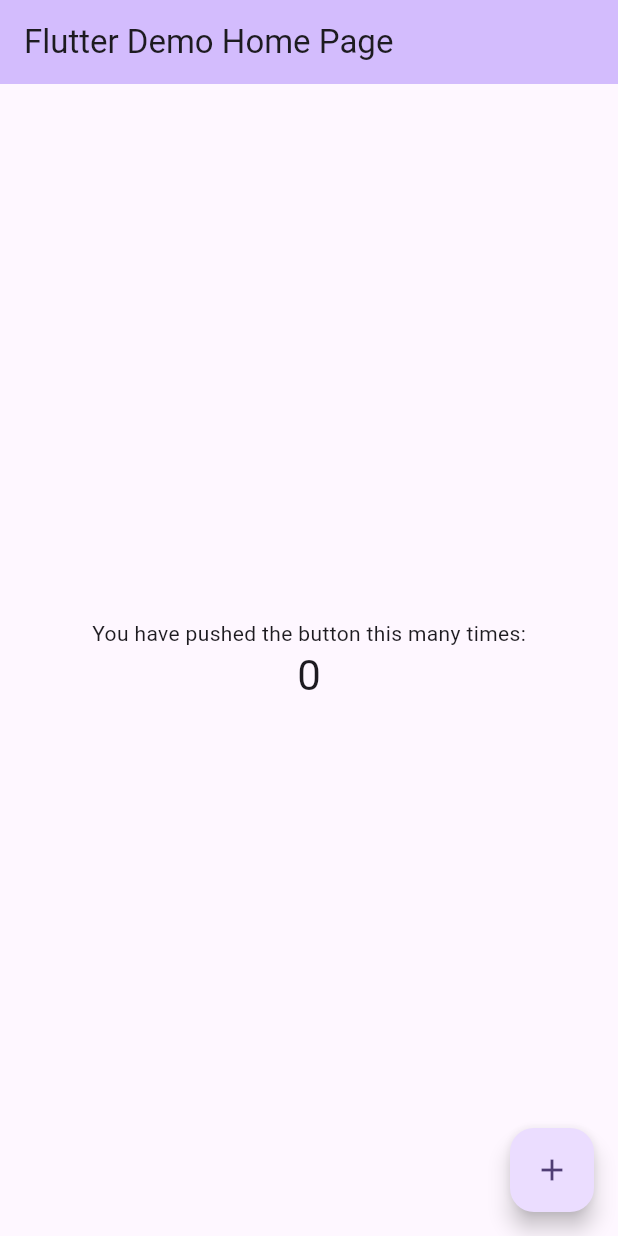
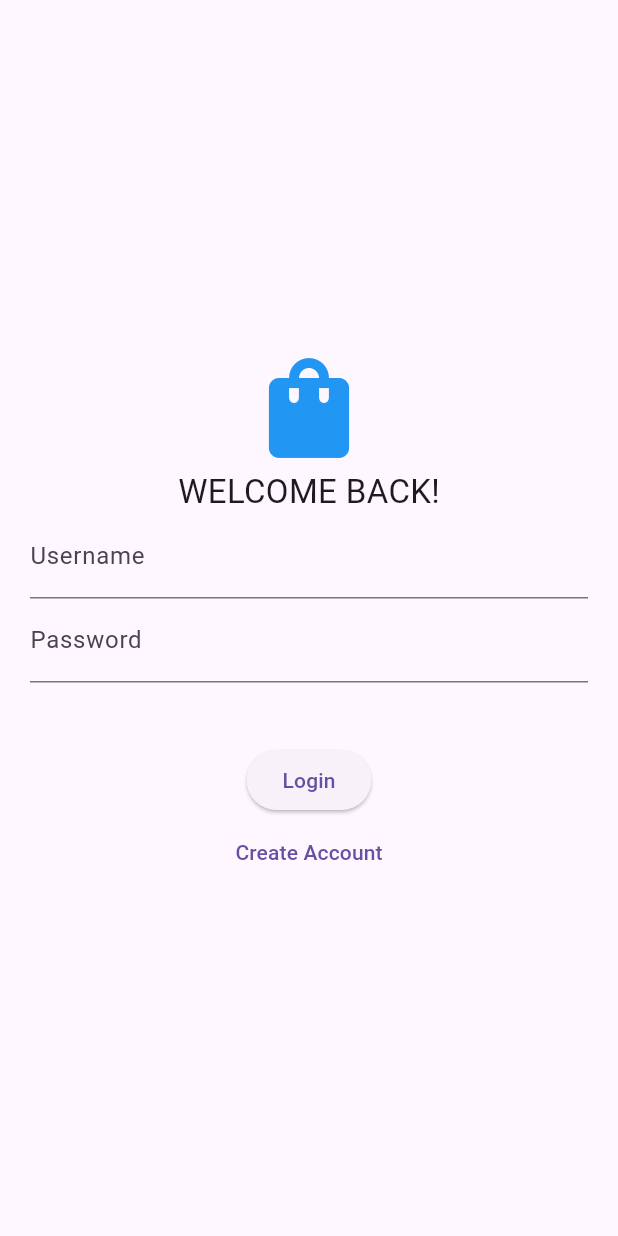
Before and after one commit to thhlssmoshithls-cmd/flutter_order, a Flutter app: the screen it shows after launch, on a phone screen of 412 x 824 dp. Run offline on Flutter 3.47's test engine with Material 3 defaults, Android fonts, the light colour scheme and no system bars.

Commit message:
Update folder lib

```diff
--- /dev/null
+++ b/lib/login_page.dart
@@ -0,0 +1,62 @@
+import 'package:flutter/material.dart';
+import 'main.dart';
+
+class LoginPage extends StatefulWidget {
+  const LoginPage({super.key});
+
+  @override
+  State<LoginPage> createState() => _LoginPageState();
+}
+
+class _LoginPageState extends State<LoginPage> {
+  final TextEditingController usernameCtrl = TextEditingController();
+  final TextEditingController passwordCtrl = TextEditingController();
+  String errorMsg = "";
+
+  void login() {
+    String uname = usernameCtrl.text;
+    String pass = passwordCtrl.text;
+
+    var user = users.firstWhere(
+      (u) => u.username == uname && u.password == pass,
+      orElse: () => User("", "", "", ""),
+    );
+
+    if (user.username.isNotEmpty) {
+      setState(() {
+        loggedInUser = uname;
+      });
+      Navigator.pushReplacementNamed(context, '/menu');
+    } else {
+      setState(() {
+        errorMsg = "Username atau password salah!";
+      });
+    }
+  }
+
+  @override
+  Widget build(BuildContext context) {
+    return Scaffold(
+      body: Padding(
+        padding: const EdgeInsets.all(20),
+        child: Column(
+          mainAxisAlignment: MainAxisAlignment.center,
+          children: [
+            const Icon(Icons.shopping_bag, size: 80, color: Colors.blue),
+            const Text("WELCOME BACK!", style: TextStyle(fontSize: 22)),
+            TextField(controller: usernameCtrl, decoration: const InputDecoration(labelText: "Username")),
+            TextField(controller: passwordCtrl, obscureText: true, decoration: const InputDecoration(labelText: "Password")),
+            const SizedBox(height: 10),
+            Text(errorMsg, style: const TextStyle(color: Colors.red)),
+            const SizedBox(height: 10),
+            ElevatedButton(onPressed: login, child: const Text("Login")),
+            TextButton(
+              onPressed: () => Navigator.pushNamed(context, '/register'),
+              child: const Text("Create Account"),
+            ),
+          ],
+        ),
+      ),
+    );
+  }
+}
--- a/lib/main.dart
+++ b/lib/main.dart
@@ -1,4 +1,43 @@
 import 'package:flutter/material.dart';
+import 'login_page.dart';
+import 'register_page.dart';
+import 'menu_page.dart';
+import 'transaction_page.dart';
+
+class User {
+  String fullname;
+  String username;
+  String email;
+  String password;
+
+  User(this.fullname, this.username, this.email, this.password);
+}
+
+List<User> users = [];
+String? loggedInUser;
+
+class MenuItem {
+  String name;
+  int price;
+  int quantity;
+
+  MenuItem(this.name, this.price, {this.quantity = 0});
+}
+
+List<MenuItem> menuItems = [
+  MenuItem("Nasi Goreng", 15000),
+  MenuItem("Mie Goreng", 12000),
+  MenuItem("Ayam Geprek", 18000),
+  MenuItem("Sate Ayam", 20000),
+  MenuItem("Bakso", 15000),
+
+  // Minuman
+  MenuItem("Es Teh Manis", 5000),
+  MenuItem("Es Jeruk", 7000),
+  MenuItem("Kopi Hitam", 8000),
+  MenuItem("Cappuccino", 12000),
+  MenuItem("Jus Alpukat", 15000),
+];
 
 void main() {
   runApp(const MyApp());
@@ -7,116 +46,18 @@ void main() {
 class MyApp extends StatelessWidget {
   const MyApp({super.key});
 
-  // This widget is the root of your application.
   @override
   Widget build(BuildContext context) {
     return MaterialApp(
-      title: 'Flutter Demo',
-      theme: ThemeData(
-        // This is the theme of your application.
-        //
-        // TRY THIS: Try running your application with "flutter run". You'll see
-        // the application has a purple toolbar. Then, without quitting the app,
-        // try changing the seedColor in the colorScheme below to Colors.green
-        // and then invoke "hot reload" (save your changes or press the "hot
-        // reload" button in a Flutter-supported IDE, or press "r" if you used
-        // the command line to start the app).
-        //
-        // Notice that the counter didn't reset back to zero; the application
-        // state is not lost during the reload. To reset the state, use hot
-        // restart instead.
-        //
-        // This works for code too, not just values: Most code changes can be
-        // tested with just a hot reload.
-        colorScheme: ColorScheme.fromSeed(seedColor: Colors.deepPurple),
-      ),
-      home: const MyHomePage(title: 'Flutter Demo Home Page'),
+      debugShowCheckedModeBanner: false,
+      title: 'Simple Order App',
+      initialRoute: '/login',
+      routes: {
+        '/login': (context) => const LoginPage(),
+        '/register': (context) => const RegisterPage(),
+        '/menu': (context) => const MenuPage(),
+        '/transaction': (context) => const TransactionPage(),
+      },
     );
   }
 }
-
-class MyHomePage extends StatefulWidget {
-  const MyHomePage({super.key, required this.title});
-
-  // This widget is the home page of your application. It is stateful, meaning
-  // that it has a State object (defined below) that contains fields that affect
-  // how it looks.
-
-  // This class is the configuration for the state. It holds the values (in this
-  // case the title) provided by the parent (in this case the App widget) and
-  // used by the build method of the State. Fields in a Widget subclass are
-  // always marked "final".
-
-  final String title;
-
-  @override
-  State<MyHomePage> createState() => _MyHomePageState();
-}
-
-class _MyHomePageState extends State<MyHomePage> {
-  int _counter = 0;
-
-  void _incrementCounter() {
-    setState(() {
-      // This call to setState tells the Flutter framework that something has
-      // changed in this State, which causes it to rerun the build method below
-      // so that the display can reflect the updated values. If we changed
-      // _counter without calling setState(), then the build method would not be
-      // called again, and so nothing would appear to happen.
-      _counter++;
-    });
-  }
-
-  @override
-  Widget build(BuildContext context) {
-    // This method is rerun every time setState is called, for instance as done
-    // by the _incrementCounter method above.
-    //
-    // The Flutter framework has been optimized to make rerunning build methods
-    // fast, so that you can just rebuild anything that needs updating rather
-    // than having to individually change instances of widgets.
-    return Scaffold(
-      appBar: AppBar(
-        // TRY THIS: Try changing the color here to a specific color (to
-        // Colors.amber, perhaps?) and trigger a hot reload to see the AppBar
-        // change color while the other colors stay the same.
-        backgroundColor: Theme.of(context).colorScheme.inversePrimary,
-        // Here we take the value from the MyHomePage object that was created by
-        // the App.build method, and use it to set our appbar title.
-        title: Text(widget.title),
-      ),
-      body: Center(
-        // Center is a layout widget. It takes a single child and positions it
-        // in the middle of the parent.
-        child: Column(
-          // Column is also a layout widget. It takes a list of children and
-          // arranges them vertically. By default, it sizes itself to fit its
-          // children horizontally, and tries to be as tall as its parent.
-          //
-          // Column has various properties to control how it sizes itself and
-          // how it positions its children. Here we use mainAxisAlignment to
-          // center the children vertically; the main axis here is the vertical
-          // axis because Columns are vertical (the cross axis would be
-          // horizontal).
-          //
-          // TRY THIS: Invoke "debug painting" (choose the "Toggle Debug Paint"
-          // action in the IDE, or press "p" in the console), to see the
-          // wireframe for each widget.
-          mainAxisAlignment: MainAxisAlignment.center,
-          children: <Widget>[
-            const Text('You have pushed the button this many times:'),
-            Text(
-              '$_counter',
-              style: Theme.of(context).textTheme.headlineMedium,
-            ),
-          ],
-        ),
-      ),
-      floatingActionButton: FloatingActionButton(
-        onPressed: _incrementCounter,
-        tooltip: 'Increment',
-        child: const Icon(Icons.add),
-      ), // This trailing comma makes auto-formatting nicer for build methods.
-    );
-  }
-}
--- a/pubspec.yaml
+++ b/pubspec.yaml
@@ -30,6 +30,7 @@ environment:
 dependencies:
   flutter:
     sdk: flutter
+
 
   # The following adds the Cupertino Icons font to your application.
   # Use with the CupertinoIcons class for iOS style icons.
```
Also changed, not shown: lib/menu_page.dart (added, +137 -0 lines), lib/register_page.dart (added, +53 -0 lines), lib/transaction_page.dart (added, +22 -0 lines).
